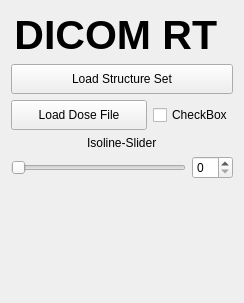
Old version of the form Plugins/org.mitk.dicomrtview/src/internal/DcmRTVControls.ui in the repository MITK/MITK.
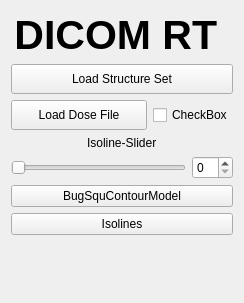
New version of the form.

```diff
--- a/Plugins/org.mitk.dicomrtview/src/internal/DcmRTVControls.ui
+++ b/Plugins/org.mitk.dicomrtview/src/internal/DcmRTVControls.ui
@@ -124,6 +124,20 @@
      </item>
     </layout>
    </item>
+   <item>
+    <widget class="QPushButton" name="contourModelExampleButton">
+     <property name="text">
+      <string>BugSquContourModel</string>
+     </property>
+    </widget>
+   </item>
+   <item>
+    <widget class="QPushButton" name="btn_isolines">
+     <property name="text">
+      <string>Isolines</string>
+     </property>
+    </widget>
+   </item>
    <item>
     <spacer name="spacer1">
      <property name="orientation">
```
